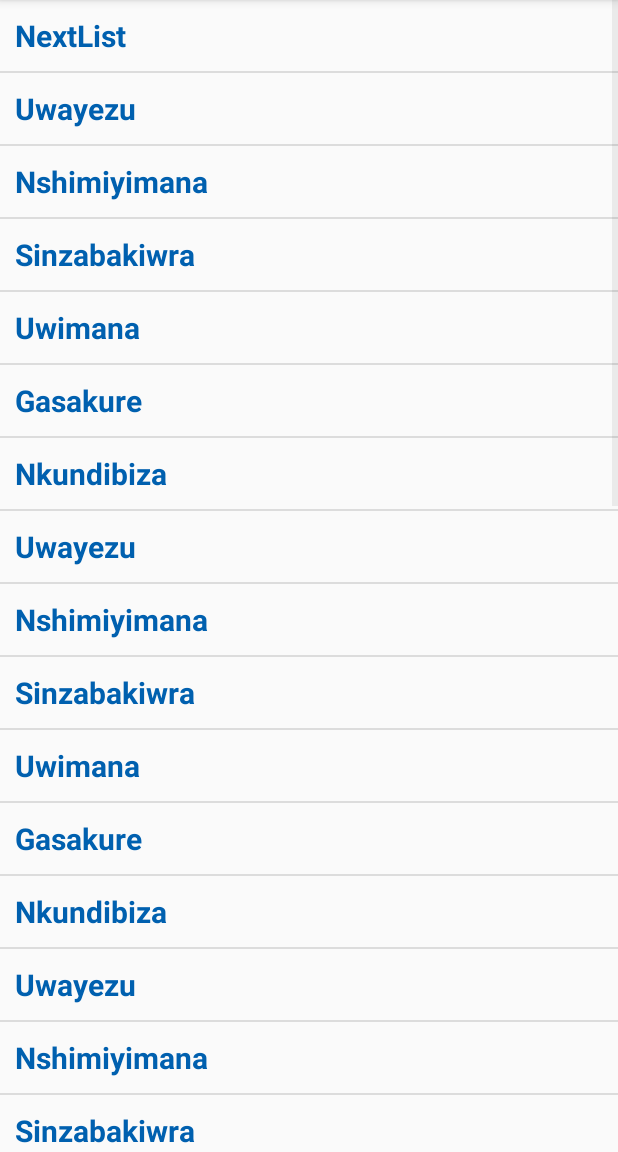
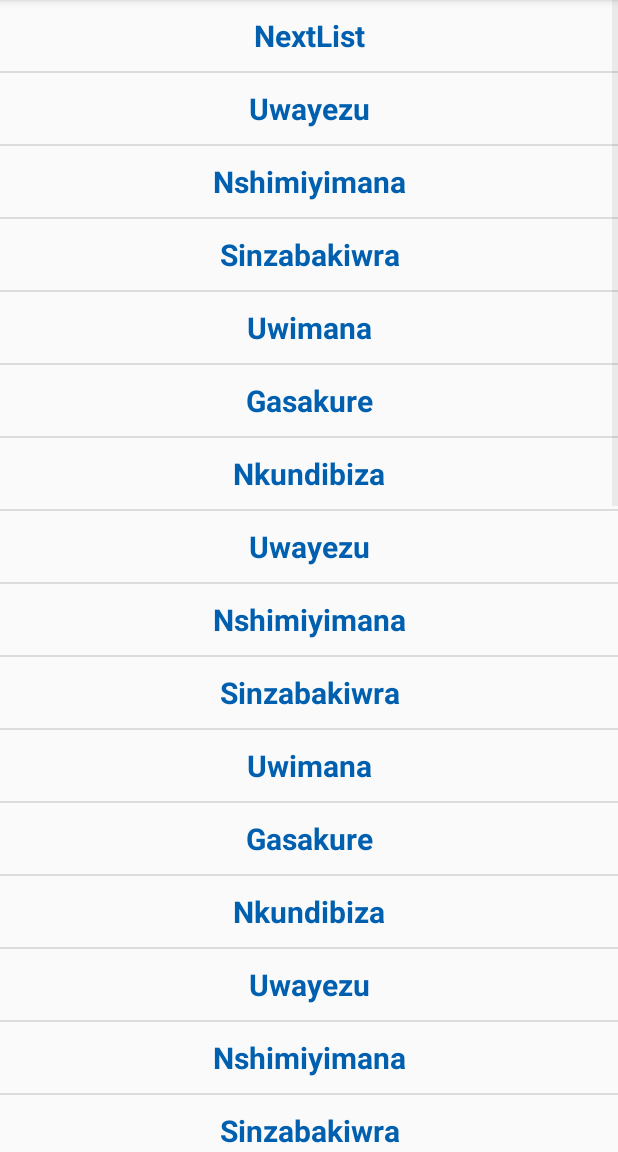
Before and after one commit to NKUNDIBIZA/ListViews, an Android app: the SimpleListLayout screen opened directly, with no data from a screen before it, on a phone screen of 412 x 824 dp, the part 84-1236 px from its top. Run offline under Robolectric (Android 15) with nearby library versions, the phone set to English and light mode, and no system bars.

Commit message:
Added padding and gravity to my TextCustomLayout

```diff
--- a/app/src/main/res/layout/simple_list_custom_layout.xml
+++ b/app/src/main/res/layout/simple_list_custom_layout.xml
@@ -3,9 +3,11 @@
     xmlns:android="http://schemas.android.com/apk/res/android"
     android:layout_width="match_parent"
     android:layout_height="match_parent"
+    android:gravity="center"
     android:textSize="20sp"
     android:textColor="#0060af"
     android:textStyle="bold"
-    android:padding="10dp">
+    android:paddingTop="10dp"
+    android:paddingBottom="10dp">
 
 </TextView>
```
